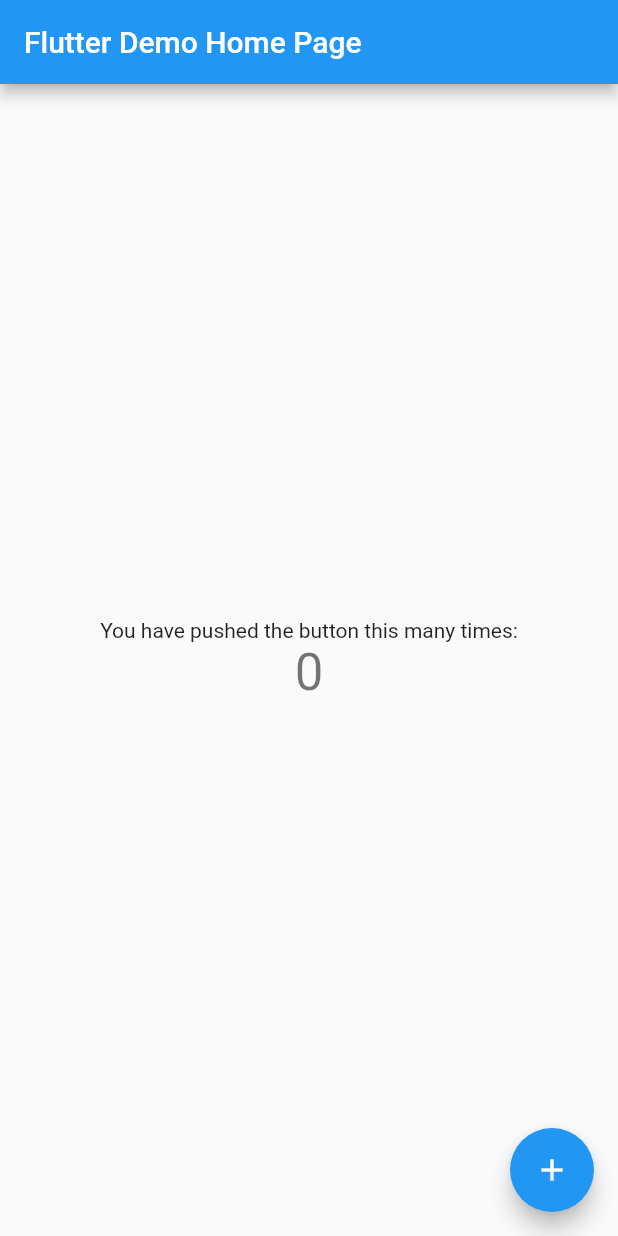
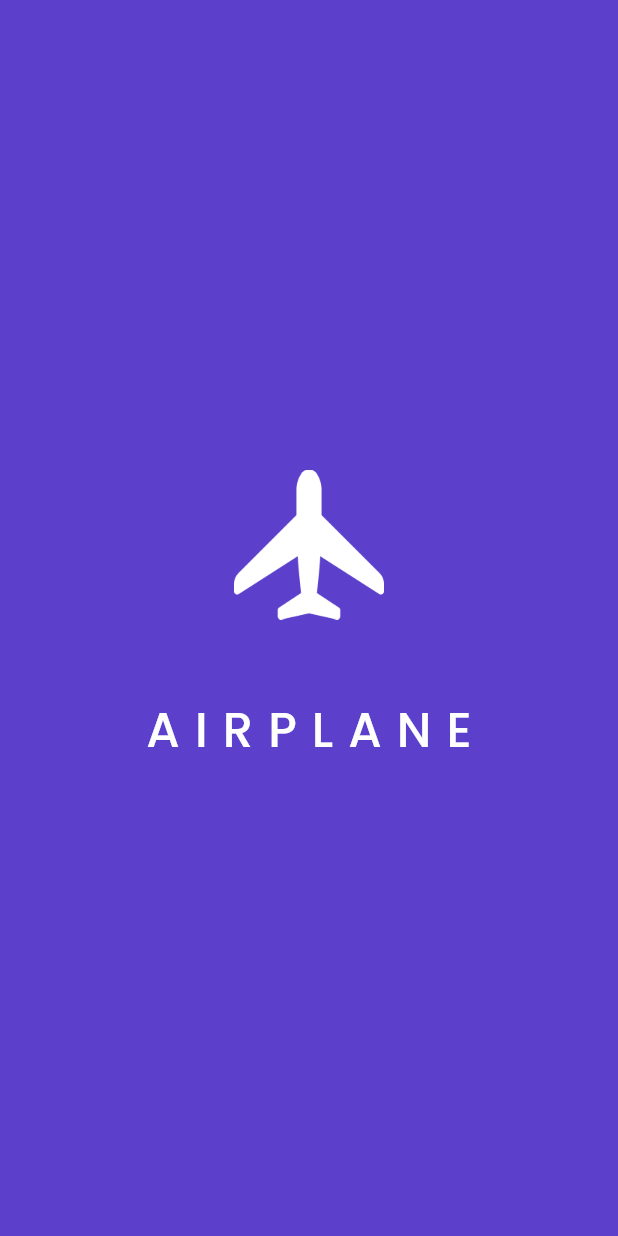
Before and after one commit to rudiusman18/Travel-App, a Flutter app: the screen it shows after launch, on a phone screen of 412 x 824 dp. Run offline on Flutter 3.47's test engine with Material 2 defaults, Android fonts, the phone set to English and light mode, and no system bars; our stand-ins replace google_fonts.

Commit message:
Update Latest Rudi Usman

```diff
--- a/lib/main.dart
+++ b/lib/main.dart
@@ -1,113 +1,24 @@
+import 'package:airplane_mobile/user%20interface/pages/splash_screen.dart';
 import 'package:flutter/material.dart';
 
-void main() {
+void main(List<String> args) {
+  // NOTE: kode dibawah ini akan diimplementasikan nanti karena ada error Null Value saat ini
+  // SystemChrome.setPreferredOrientations([
+  //   DeviceOrientation.portraitUp,
+  //   DeviceOrientation.portraitDown,
+  // ]);
   runApp(MyApp());
 }
 
 class MyApp extends StatelessWidget {
-  // This widget is the root of your application.
   @override
   Widget build(BuildContext context) {
     return MaterialApp(
-      title: 'Flutter Demo',
-      theme: ThemeData(
-        // This is the theme of your application.
-        //
-        // Try running your application with "flutter run". You'll see the
-        // application has a blue toolbar. Then, without quitting the app, try
-        // changing the primarySwatch below to Colors.green and then invoke
-        // "hot reload" (press "r" in the console where you ran "flutter run",
-        // or simply save your changes to "hot reload" in a Flutter IDE).
-        // Notice that the counter didn't reset back to zero; the application
-        // is not restarted.
-        primarySwatch: Colors.blue,
+      debugShowCheckedModeBanner: false,
+      title: "BWA Airplane",
+      home: Scaffold(
+        body: SplashScreen(),
       ),
-      home: MyHomePage(title: 'Flutter Demo Home Page'),
     );
   }
 }
-
-class MyHomePage extends StatefulWidget {
-  MyHomePage({Key? key, required this.title}) : super(key: key);
-
-  // This widget is the home page of your application. It is stateful, meaning
-  // that it has a State object (defined below) that contains fields that affect
-  // how it looks.
-
-  // This class is the configuration for the state. It holds the values (in this
-  // case the title) provided by the parent (in this case the App widget) and
-  // used by the build method of the State. Fields in a Widget subclass are
-  // always marked "final".
-
-  final String title;
-
-  @override
-  _MyHomePageState createState() => _MyHomePageState();
-}
-
-class _MyHomePageState extends State<MyHomePage> {
-  int _counter = 0;
-
-  void _incrementCounter() {
-    setState(() {
-      // This call to setState tells the Flutter framework that something has
-      // changed in this State, which causes it to rerun the build method below
-      // so that the display can reflect the updated values. If we changed
-      // _counter without calling setState(), then the build method would not be
-      // called again, and so nothing would appear to happen.
-      _counter++;
-    });
-  }
-
-  @override
-  Widget build(BuildContext context) {
-    // This method is rerun every time setState is called, for instance as done
-    // by the _incrementCounter method above.
-    //
-    // The Flutter framework has been optimized to make rerunning build methods
-    // fast, so that you can just rebuild anything that needs updating rather
-    // than having to individually change instances of widgets.
-    return Scaffold(
-      appBar: AppBar(
-        // Here we take the value from the MyHomePage object that was created by
-        // the App.build method, and use it to set our appbar title.
-        title: Text(widget.title),
-      ),
-      body: Center(
-        // Center is a layout widget. It takes a single child and positions it
-        // in the middle of the parent.
-        child: Column(
-          // Column is also a layout widget. It takes a list of children and
-          // arranges them vertically. By default, it sizes itself to fit its
-          // children horizontally, and tries to be as tall as its parent.
-          //
-          // Invoke "debug painting" (press "p" in the console, choose the
-          // "Toggle Debug Paint" action from the Flutter Inspector in Android
-          // Studio, or the "Toggle Debug Paint" command in Visual Studio Code)
-          // to see the wireframe for each widget.
-          //
-          // Column has various properties to control how it sizes itself and
-          // how it positions its children. Here we use mainAxisAlignment to
-          // center the children vertically; the main axis here is the vertical
-          // axis because Columns are vertical (the cross axis would be
-          // horizontal).
-          mainAxisAlignment: MainAxisAlignment.center,
-          children: <Widget>[
-            Text(
-              'You have pushed the button this many times:',
-            ),
-            Text(
-              '$_counter',
-              style: Theme.of(context).textTheme.headline4,
-            ),
-          ],
-        ),
-      ),
-      floatingActionButton: FloatingActionButton(
-        onPressed: _incrementCounter,
-        tooltip: 'Increment',
-        child: Icon(Icons.add),
-      ), // This trailing comma makes auto-formatting nicer for build methods.
-    );
-  }
-}
--- a/lib/shared/theme.dart
+++ b/lib/shared/theme.dart
@@ -34,5 +34,9 @@
   color: whiteColor,
 );
 
-
-// ! MANDI DULU NANTI DILANJUT
+FontWeight bold = FontWeight.w700;
+FontWeight semiBold = FontWeight.w600;
+FontWeight regular = FontWeight.w400;
+FontWeight medium = FontWeight.w500;
+FontWeight light = FontWeight.w300;
+FontWeight extraLight = FontWeight.w200;
--- /dev/null
+++ b/lib/user interface/pages/splash_screen.dart
@@ -0,0 +1,38 @@
+import 'package:flutter/material.dart';
+import '../../shared/theme.dart';
+
+class SplashScreen extends StatelessWidget {
+  const SplashScreen({Key? key}) : super(key: key);
+
+  @override
+  Widget build(BuildContext context) {
+    return Scaffold(
+      backgroundColor: primaryColor,
+      body: SafeArea(
+        child: Center(
+          child: Column(
+            mainAxisAlignment: MainAxisAlignment.center,
+            children: [
+              Image.asset(
+                'assets/airplane_logo.png',
+                height: 100,
+                width: 100,
+              ),
+              SizedBox(
+                height: 50,
+              ),
+              Text(
+                'AIRPLANE',
+                style: whiteTextStyle.copyWith(
+                  fontWeight: medium,
+                  fontSize: 32,
+                  letterSpacing: 10.08,
+                ),
+              ),
+            ],
+          ),
+        ),
+      ),
+    );
+  }
+}
```
Also changed, not shown: pubspec.yaml (+4 -3 lines), pubspec.lock.
